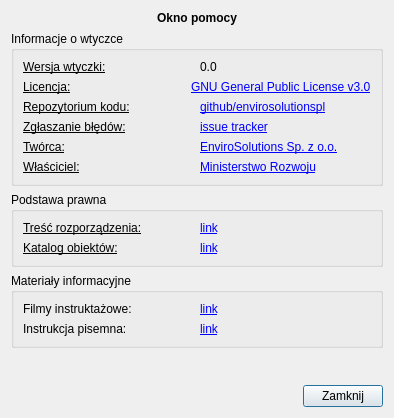
The window that modules/settings/views/ui/pomoc_dialog_base.ui (envirosolutionspl/wtyczka_qgis_app) describes before a commit, drawn with Qt 5.
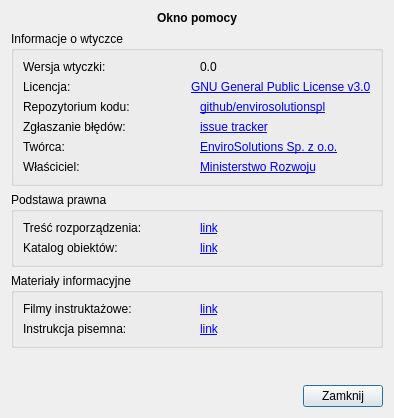
The same window after the commit.

Commit message: pomoc: zmiana ikony okna i usunięcie podkreśleń

What changed in the file:
```diff
--- a/modules/settings/views/ui/pomoc_dialog_base.ui
+++ b/modules/settings/views/ui/pomoc_dialog_base.ui
@@ -50,7 +50,7 @@
            <widget class="QLabel" name="label_3">
             <property name="font">
              <font>
-              <underline>true</underline>
+              <underline>false</underline>
              </font>
             </property>
             <property name="text">
@@ -73,7 +73,7 @@
            <widget class="QLabel" name="label_4">
             <property name="font">
              <font>
-              <underline>true</underline>
+              <underline>false</underline>
              </font>
             </property>
             <property name="text">
@@ -99,7 +99,7 @@
            <widget class="QLabel" name="label">
             <property name="font">
              <font>
-              <underline>true</underline>
+              <underline>false</underline>
              </font>
             </property>
             <property name="text">
@@ -125,7 +125,7 @@
            <widget class="QLabel" name="label_7">
             <property name="font">
              <font>
-              <underline>true</underline>
+              <underline>false</underline>
              </font>
             </property>
             <property name="text">
@@ -148,7 +148,7 @@
            <widget class="QLabel" name="label_8">
             <property name="font">
              <font>
-              <underline>true</underline>
+              <underline>false</underline>
              </font>
             </property>
             <property name="text">
@@ -171,7 +171,7 @@
            <widget class="QLabel" name="label_10">
             <property name="font">
              <font>
-              <underline>true</underline>
+              <underline>false</underline>
              </font>
             </property>
             <property name="text">
@@ -203,7 +203,7 @@
            <widget class="QLabel" name="label_12">
             <property name="font">
              <font>
-              <underline>true</underline>
+              <underline>false</underline>
              </font>
             </property>
             <property name="text">
@@ -226,7 +226,7 @@
            <widget class="QLabel" name="label_15">
             <property name="font">
              <font>
-              <underline>true</underline>
+              <underline>false</underline>
              </font>
             </property>
             <property name="text">
```
The commit also changes 1 other file.
